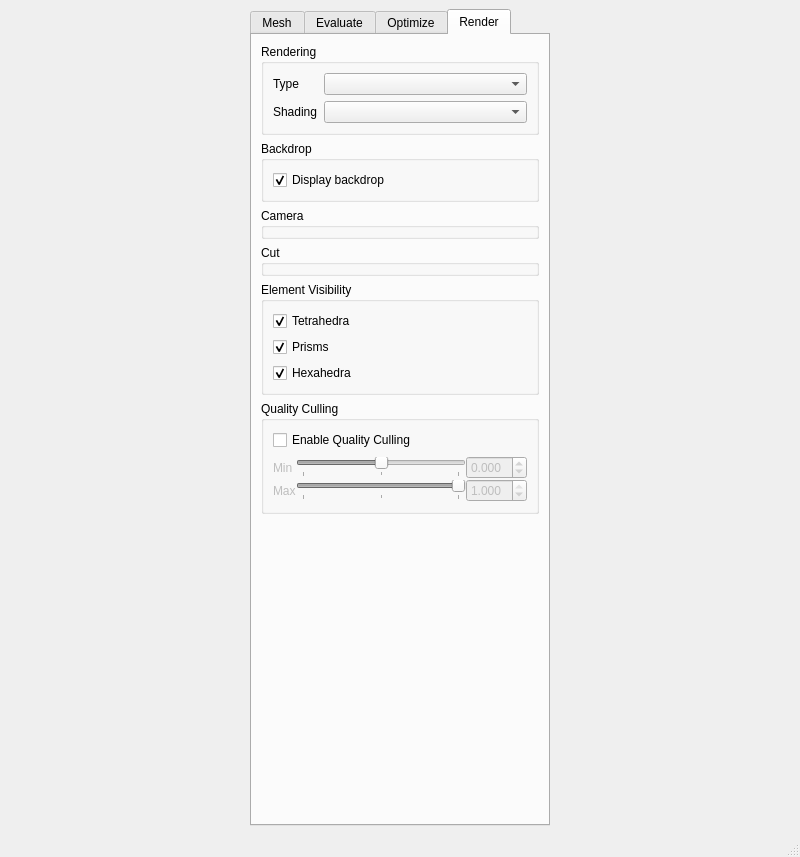
Old version of the form UserInterface/MainWindow.ui in the repository wibus/GpuMesh.
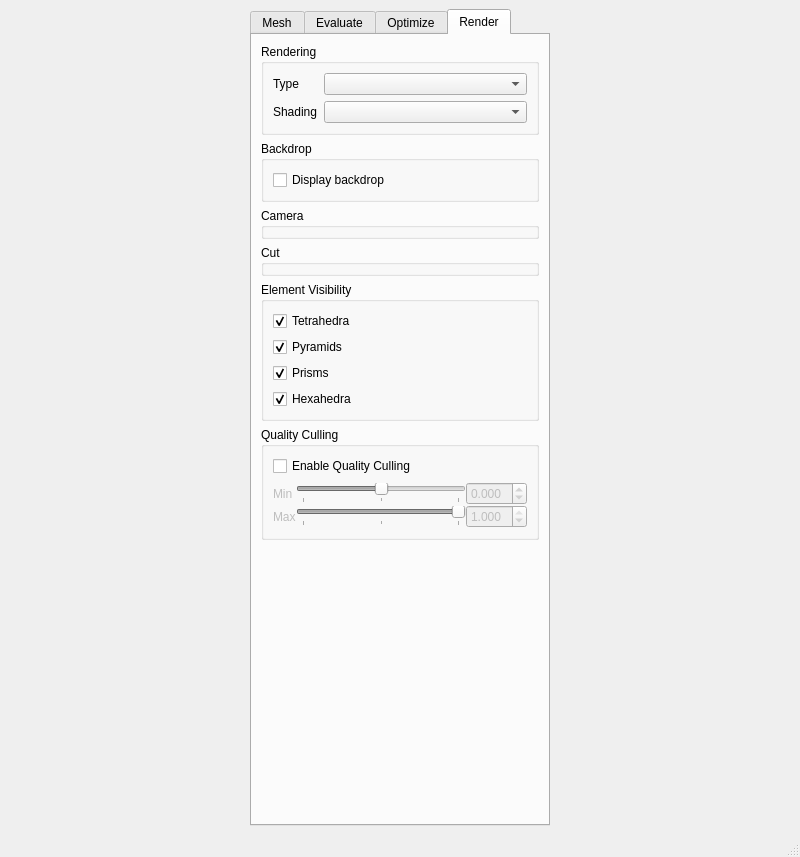
New version of the form. The open tabs and pages were chosen to show the change.

Commit message: New pyramid element (drawing only)

Diff of the .ui file:
```diff
--- a/UserInterface/MainWindow.ui
+++ b/UserInterface/MainWindow.ui
@@ -749,7 +749,7 @@
               <string>Display backdrop</string>
              </property>
              <property name="checked">
-              <bool>true</bool>
+              <bool>false</bool>
              </property>
             </widget>
            </item>
@@ -786,6 +786,16 @@
              </property>
             </widget>
            </item>
+           <item>
+            <widget class="QCheckBox" name="pyramidsVisibility">
+             <property name="text">
+              <string>Pyramids</string>
+             </property>
+             <property name="checked">
+              <bool>true</bool>
+             </property>
+            </widget>
+           </item>
            <item>
             <widget class="QCheckBox" name="prismsVisibility">
              <property name="text">
```
The commit also changes 12 other files.
